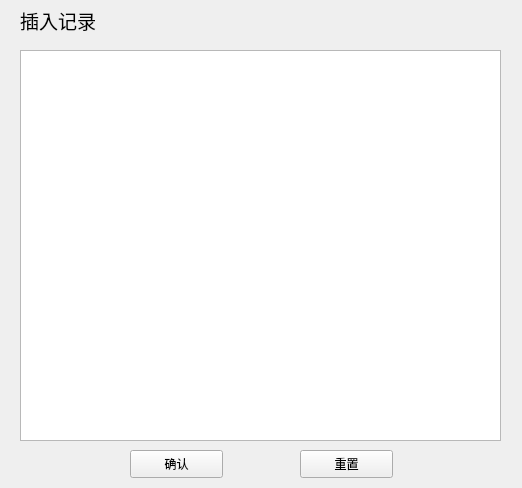
First picture: the form in recordinsert.ui, repository hanjiang1073/MyDBMS, before the edit.
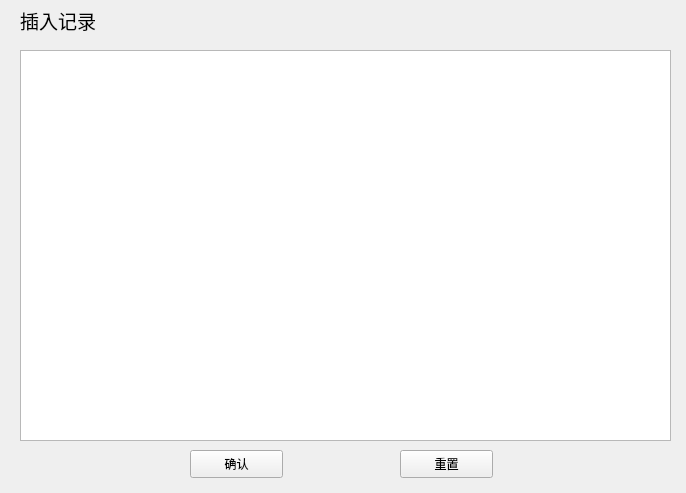
Second picture: the form after the edit.

```diff
--- a/recordinsert.ui
+++ b/recordinsert.ui
@@ -6,8 +6,8 @@
    <rect>
     <x>0</x>
     <y>0</y>
-    <width>522</width>
-    <height>488</height>
+    <width>686</width>
+    <height>493</height>
    </rect>
   </property>
   <property name="windowTitle">
@@ -18,7 +18,7 @@
     <rect>
      <x>20</x>
      <y>50</y>
-     <width>481</width>
+     <width>651</width>
      <height>391</height>
     </rect>
    </property>
@@ -26,7 +26,7 @@
   <widget class="QPushButton" name="confirmButton">
    <property name="geometry">
     <rect>
-     <x>130</x>
+     <x>190</x>
      <y>450</y>
      <width>93</width>
      <height>28</height>
@@ -58,7 +58,7 @@
   <widget class="QPushButton" name="resetButton">
    <property name="geometry">
     <rect>
-     <x>300</x>
+     <x>400</x>
      <y>450</y>
      <width>93</width>
      <height>28</height>
```
Left out of the diff: 10 changed lines with no effect on the pictures.
